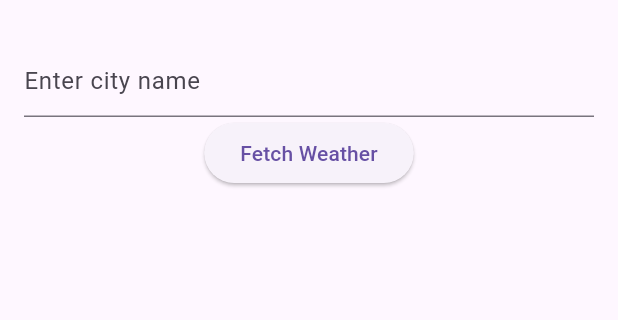
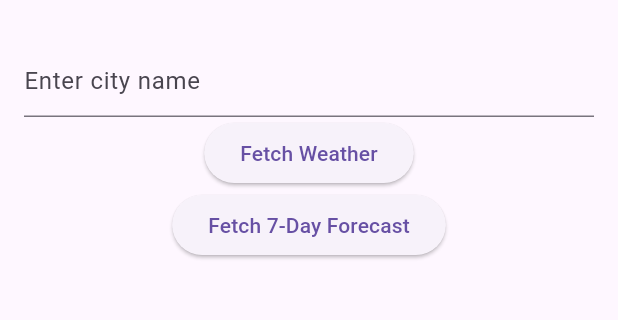
Before and after one commit to jenneetee/weather_info_app, a Flutter app: the screen it shows after launch, on a phone screen of 412 x 824 dp, the part 63-383 px from its top. Run offline on Flutter 3.47's test engine with Material 3 defaults, Android fonts, the phone set to English and light mode, and no system bars.

Commit message:
Implemented 7-day weather forecast feature

```diff
--- a/lib/main.dart
+++ b/lib/main.dart
@@ -27,6 +27,7 @@ class _WeatherInfoAppState extends State<WeatherInfoApp> {
   String city = '';
   String temperature = '';
   String weatherCondition = '';
+  List<Map<String, String>> sevenDayForecast = [];
 
   void fetchWeather() {
     setState(() {
@@ -34,6 +35,18 @@ class _WeatherInfoAppState extends State<WeatherInfoApp> {
       temperature =
           '${Random().nextInt(16) + 15}°C'; // Random temperature between 15 and 30°C
       weatherCondition = ['Sunny', 'Cloudy', 'Rainy'][Random().nextInt(3)];
+    });
+  }
+
+  void fetchSevenDayForecast() {
+    setState(() {
+      sevenDayForecast = List.generate(7, (index) {
+        // Simulating data for each day
+        String day = 'Day ${index + 1}';
+        String temp = '${Random().nextInt(16) + 15}°C';
+        String condition = ['Sunny', 'Cloudy', 'Rainy'][Random().nextInt(3)];
+        return {'day': day, 'temp': temp, 'condition': condition};
+      });
     });
   }
 
@@ -55,6 +68,10 @@ class _WeatherInfoAppState extends State<WeatherInfoApp> {
               onPressed: fetchWeather,
               child: Text('Fetch Weather'),
             ),
+            ElevatedButton(
+              onPressed: fetchSevenDayForecast,
+              child: Text('Fetch 7-Day Forecast'),
+            ),
             SizedBox(height: 20),
             if (city.isNotEmpty) ...[
               Text(
@@ -72,11 +89,32 @@ class _WeatherInfoAppState extends State<WeatherInfoApp> {
                 style: TextStyle(fontSize: 18),
               ),
             ],
+            SizedBox(height: 20),
+            if (sevenDayForecast.isNotEmpty) ...[
+              Text(
+                '7-Day Forecast:',
+                style: TextStyle(fontSize: 20, fontWeight: FontWeight.bold),
+              ),
+              SizedBox(height: 10),
+              ListView.builder(
+                shrinkWrap: true,
+                itemCount: sevenDayForecast.length,
+                itemBuilder: (context, index) {
+                  var dayForecast = sevenDayForecast[index];
+                  return Card(
+                    margin: EdgeInsets.symmetric(vertical: 5),
+                    child: ListTile(
+                      title: Text(dayForecast['day']!),
+                      subtitle: Text(
+                          'Temp: ${dayForecast['temp']}, Condition: ${dayForecast['condition']}'),
+                    ),
+                  );
+                },
+              ),
+            ],
           ],
         ),
       ),
     );
   }
 }
-
-//everything oki
```
